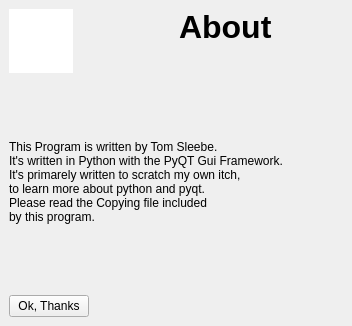
The window that qt/about.ui (bloeper/dive) describes before a commit, drawn with Qt 5.
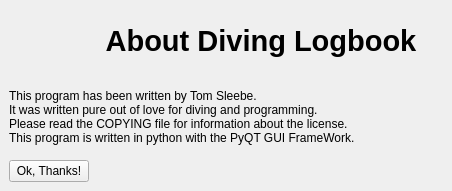
The same window after the commit. Icons and pictures are not drawn.

Diff of the .ui file:
```diff
--- a/qt/about.ui
+++ b/qt/about.ui
@@ -6,58 +6,19 @@
    <rect>
     <x>0</x>
     <y>0</y>
-    <width>352</width>
-    <height>326</height>
+    <width>452</width>
+    <height>191</height>
    </rect>
   </property>
-  <property name="sizePolicy">
-   <sizepolicy hsizetype="Preferred" vsizetype="Preferred">
-    <horstretch>0</horstretch>
-    <verstretch>0</verstretch>
-   </sizepolicy>
-  </property>
-  <property name="minimumSize">
-   <size>
-    <width>352</width>
-    <height>326</height>
-   </size>
-  </property>
-  <property name="maximumSize">
-   <size>
-    <width>352</width>
-    <height>326</height>
-   </size>
-  </property>
-  <property name="baseSize">
-   <size>
-    <width>352</width>
-    <height>326</height>
-   </size>
-  </property>
   <property name="windowTitle">
    <string>About</string>
   </property>
   <widget class="QWidget" name="centralwidget">
-   <layout class="QVBoxLayout" name="verticalLayout_2">
+   <layout class="QVBoxLayout" name="verticalLayout">
     <item>
-     <layout class="QHBoxLayout" name="TopLay">
+     <layout class="QHBoxLayout" name="Top">
       <item>
-       <widget class="QFrame" name="LogoFrame">
-        <property name="frameShape">
-         <enum>QFrame::NoFrame</enum>
-        </property>
-        <property name="frameShadow">
-         <enum>QFrame::Raised</enum>
-        </property>
-        <widget class="QGraphicsView" name="Logo">
-         <property name="geometry">
-          <rect>
-           <x>0</x>
-           <y>0</y>
-           <width>64</width>
-           <height>64</height>
-          </rect>
-         </property>
+       <widget class="QFrame" name="frame">
          <property name="sizePolicy">
           <sizepolicy hsizetype="Fixed" vsizetype="Fixed">
            <horstretch>0</horstretch>
@@ -88,63 +49,67 @@
          <property name="frameShape">
           <enum>QFrame::NoFrame</enum>
          </property>
-        </widget>
+        <property name="frameShadow">
+         <enum>QFrame::Raised</enum>
+        </property>
        </widget>
       </item>
       <item>
-       <widget class="QLabel" name="Title">
+       <widget class="QLabel" name="LTitle">
+        <property name="sizePolicy">
+         <sizepolicy hsizetype="Preferred" vsizetype="Fixed">
+          <horstretch>0</horstretch>
+          <verstretch>0</verstretch>
+         </sizepolicy>
+        </property>
+        <property name="minimumSize">
+         <size>
+          <width>0</width>
+          <height>64</height>
+         </size>
+        </property>
+        <property name="maximumSize">
+         <size>
+          <width>16777215</width>
+          <height>64</height>
+         </size>
+        </property>
+        <property name="baseSize">
+         <size>
+          <width>0</width>
+          <height>64</height>
+         </size>
+        </property>
         <property name="text">
          <string>&lt;!DOCTYPE HTML PUBLIC &quot;-//W3C//DTD HTML 4.0//EN&quot; &quot;http://www.w3.org/TR/REC-html40/strict.dtd&quot;&gt;
 &lt;html&gt;&lt;head&gt;&lt;meta name=&quot;qrichtext&quot; content=&quot;1&quot; /&gt;&lt;style type=&quot;text/css&quot;&gt;
 p, li { white-space: pre-wrap; }
 &lt;/style&gt;&lt;/head&gt;&lt;body style=&quot; font-family:'Sans'; font-size:10pt; font-weight:400; font-style:normal;&quot;&gt;
-&lt;p style=&quot; margin-top:0px; margin-bottom:0px; margin-left:0px; margin-right:0px; -qt-block-indent:0; text-indent:0px;&quot;&gt;&lt;span style=&quot; font-size:24pt; font-weight:600;&quot;&gt;About&lt;/span&gt;&lt;/p&gt;&lt;/body&gt;&lt;/html&gt;</string>
-        </property>
-        <property name="alignment">
-         <set>Qt::AlignLeading|Qt::AlignLeft|Qt::AlignTop</set>
+&lt;p align=&quot;center&quot; style=&quot; margin-top:0px; margin-bottom:0px; margin-left:0px; margin-right:0px; -qt-block-indent:0; text-indent:0px;&quot;&gt;&lt;span style=&quot; font-size:22pt; font-weight:600;&quot;&gt;About Diving Logbook&lt;/span&gt;&lt;/p&gt;&lt;/body&gt;&lt;/html&gt;</string>
         </property>
        </widget>
       </item>
      </layout>
     </item>
-    <item>
-     <layout class="QVBoxLayout" name="verticalLayout">
       <item>
        <widget class="QLabel" name="Text">
         <property name="text">
-         <string>This Program is written by Tom Sleebe.
-It's written in Python with the PyQT Gui Framework.
-It's primarely written to scratch my own itch,
-to learn more about python and pyqt.
-Please read the Copying file included 
-by this program.</string>
+       <string>This program has been written by Tom Sleebe.
+It was written pure out of love for diving and programming.
+Please read the COPYING file for information about the license.
+This program is written in python with the PyQT GUI FrameWork.</string>
+      </property>
+      <property name="wordWrap">
+       <bool>true</bool>
         </property>
        </widget>
       </item>
       <item>
-       <spacer name="verticalSpacer">
-        <property name="orientation">
-         <enum>Qt::Vertical</enum>
-        </property>
-        <property name="sizeType">
-         <enum>QSizePolicy::Fixed</enum>
-        </property>
-        <property name="sizeHint" stdset="0">
-         <size>
-          <width>20</width>
-          <height>65</height>
-         </size>
-        </property>
-       </spacer>
-      </item>
-     </layout>
-    </item>
-    <item>
-     <layout class="QHBoxLayout" name="ButtonsLay">
+     <layout class="QHBoxLayout" name="Button">
       <item>
        <widget class="QPushButton" name="Ok">
         <property name="text">
-         <string>Ok, Thanks</string>
+         <string>Ok, Thanks!</string>
         </property>
        </widget>
       </item>
```
Lines whose indentation alone changed are shown as unchanged.
